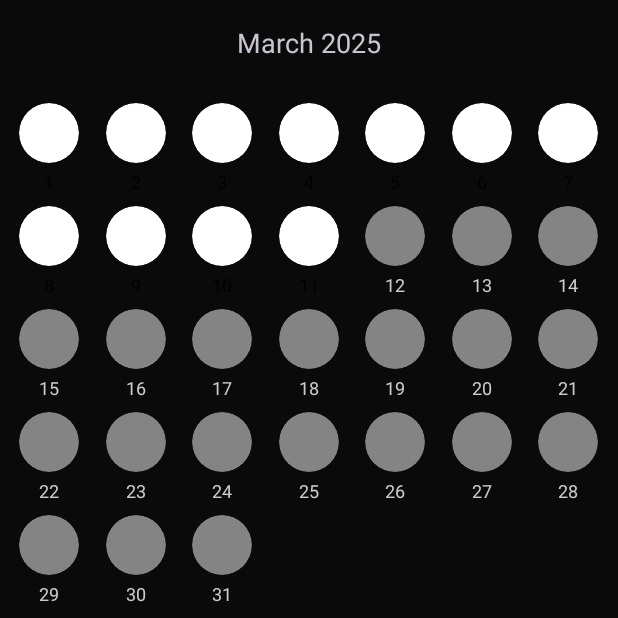
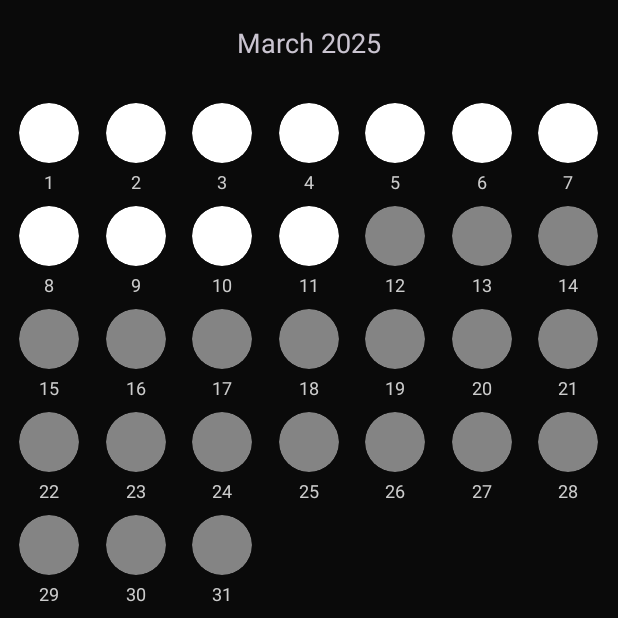
Before and after one commit to Leo-Trevisol/MoodSnap, an Android app: the screen it shows after launch (MainActivity), on a phone screen of 412 x 824 dp, the top half of it. Run offline under Robolectric (Android 15) with nearby library versions, the phone set to English and light mode, and no system bars; our stand-ins replace Room's generated code, navigation-ui.

Commit message:
Números dos dias

```diff
--- a/app/src/main/java/com/br/leo/moodsnap/ui/home/CalendarAdapter.kt
+++ b/app/src/main/java/com/br/leo/moodsnap/ui/home/CalendarAdapter.kt
@@ -50,7 +50,7 @@ class CalendarAdapter(
             holder.dayCard.alpha = 0.5f
             holder.dayCard.isClickable = false
         } else {
-            holder.dayNumber.setTextColor(Color.BLACK)
+            holder.dayNumber.setTextColor(Color.LTGRAY)
             holder.dayCard.alpha = 1.0f
             holder.dayCard.isClickable = true
         }
```
Also changed, not shown: app/src/main/res/layout/item_weekday.xml (added, +12 -0 lines).
